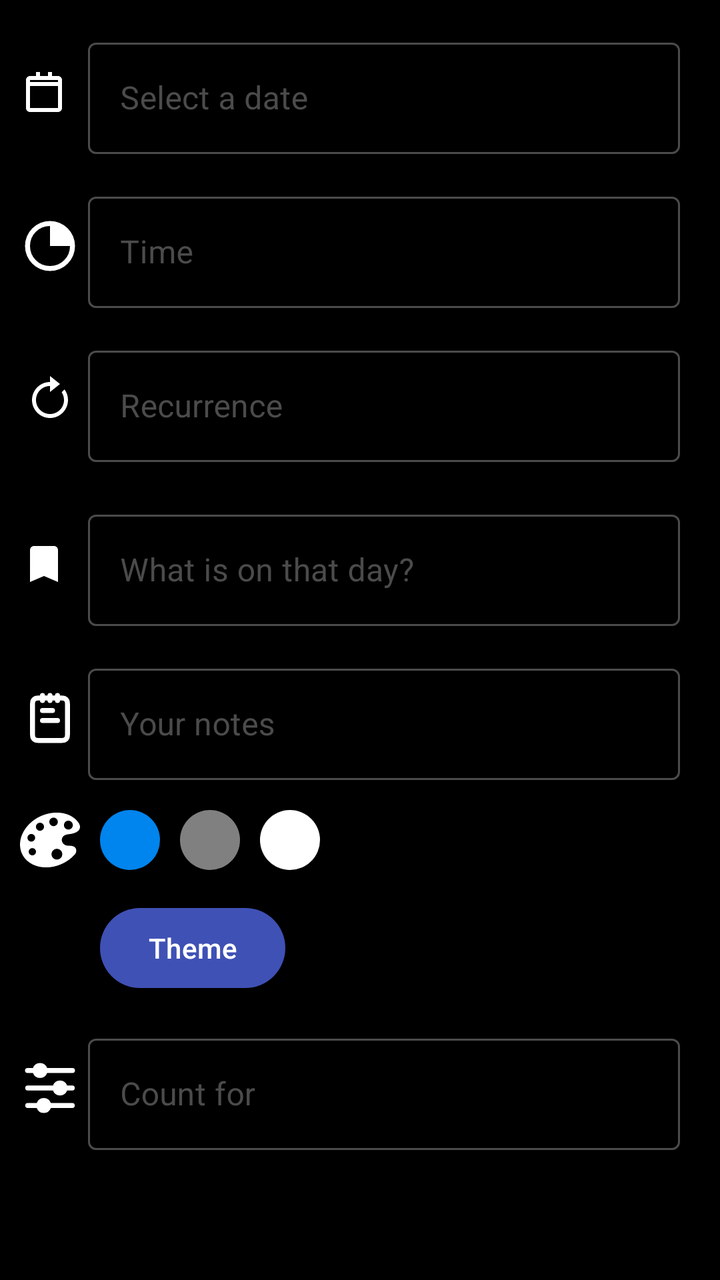
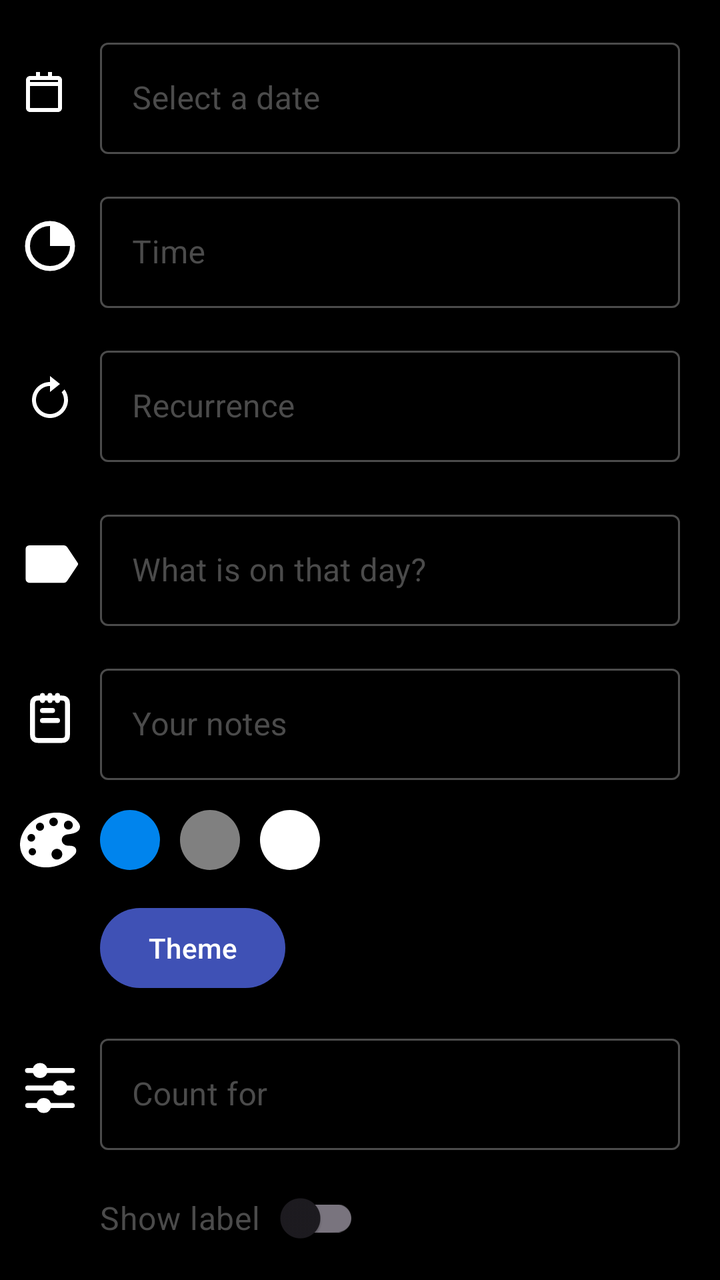

Before-and-after screenshots of an Android layout around one commit, followed by the original layout XML and the change that was made.
<!-- AndroidManifest.xml: application theme AppTheme -->
<!-- res/layout/create_count_activity.xml -->
<?xml version="1.0" encoding="utf-8"?>
<androidx.constraintlayout.widget.ConstraintLayout xmlns:android="http://schemas.android.com/apk/res/android"
    xmlns:app="http://schemas.android.com/apk/res-auto"
    android:layout_width="match_parent"
    android:layout_height="match_parent"
    android:background="@color/black">


    <androidx.appcompat.widget.AppCompatImageView
        android:id="@+id/ivDate"
        android:layout_width="wrap_content"
        android:layout_height="wrap_content"
        android:layout_marginStart="@dimen/dp_10"
        app:layout_constraintBottom_toBottomOf="@id/textInputDate"
        app:layout_constraintStart_toStartOf="parent"
        app:layout_constraintTop_toTopOf="@id/textInputDate"
        app:srcCompat="@drawable/ic_calendar" />

    <com.google.android.material.textfield.TextInputLayout
        android:id="@+id/textInputDate"
        style="@style/BoxEditText"
        android:layout_width="@dimen/dp_0"
        android:layout_height="wrap_content"
        android:layout_marginTop="@dimen/dp_15"
        app:layout_constraintEnd_toEndOf="@id/textInputCountFor"
        app:layout_constraintStart_toStartOf="@id/textInputCountFor"
        app:layout_constraintTop_toTopOf="parent">

        <com.google.android.material.textfield.TextInputEditText
            android:id="@+id/textInputEditTextDate"
            android:layout_width="match_parent"
            android:layout_height="wrap_content"
            android:hint="@string/label_select_a_date"
            android:textColor="@color/dark_gray" />

    </com.google.android.material.textfield.TextInputLayout>


    <androidx.appcompat.widget.AppCompatImageView
        android:id="@+id/ivClock"
        android:layout_width="wrap_content"
        android:layout_height="wrap_content"
        android:layout_marginStart="@dimen/dp_10"
        app:layout_constraintBottom_toBottomOf="@id/textInputTime"
        app:layout_constraintStart_toStartOf="parent"
        app:layout_constraintTop_toTopOf="@id/textInputTime"
        app:srcCompat="@drawable/ic_clock" />

    <com.google.android.material.textfield.TextInputLayout
        android:id="@+id/textInputTime"
        style="@style/BoxEditText"
        android:layout_width="@dimen/dp_0"
        android:layout_height="wrap_content"
        android:layout_marginTop="@dimen/dp_15"
        app:layout_constraintEnd_toEndOf="@id/textInputDate"
        app:layout_constraintStart_toStartOf="@id/textInputDate"
        app:layout_constraintTop_toBottomOf="@id/textInputDate">

        <com.google.android.material.textfield.TextInputEditText
            android:id="@+id/etTime"
            android:layout_width="match_parent"
            android:layout_height="wrap_content"
            android:hint="Time"
            android:textColor="@color/dark_gray" />
    </com.google.android.material.textfield.TextInputLayout>

    <androidx.appcompat.widget.AppCompatImageView
        android:id="@+id/ivRecurrence"
        android:layout_width="wrap_content"
        android:layout_height="wrap_content"
        android:layout_marginStart="@dimen/dp_10"
        app:layout_constraintBottom_toBottomOf="@id/textInputRecurrence"
        app:layout_constraintStart_toStartOf="parent"
        app:layout_constraintTop_toTopOf="@id/textInputRecurrence"
        app:srcCompat="@drawable/ic_repeat" />


    <com.google.android.material.textfield.TextInputLayout
        android:id="@+id/textInputRecurrence"
        style="@style/BoxEditText"
        android:layout_width="@dimen/dp_0"
        android:layout_height="wrap_content"
        android:layout_marginTop="@dimen/dp_15"
        app:layout_constraintEnd_toEndOf="@id/textInputTime"
        app:layout_constraintStart_toStartOf="@id/textInputTime"
        app:layout_constraintTop_toBottomOf="@id/textInputTime">

        <com.google.android.material.textfield.TextInputEditText
            android:id="@+id/etRecurrence"
            android:layout_width="match_parent"
            android:layout_height="wrap_content"
            android:hint="Recurrence"
            android:textColor="@color/dark_gray" />

    </com.google.android.material.textfield.TextInputLayout>


    <androidx.appcompat.widget.AppCompatImageView
        android:id="@+id/ivBookmark"
        android:layout_width="wrap_content"
        android:layout_height="wrap_content"
        android:layout_marginStart="@dimen/dp_10"
        app:layout_constraintBottom_toBottomOf="@id/textInputWhatIsOnThatDay"
        app:layout_constraintStart_toStartOf="parent"
        app:layout_constraintTop_toTopOf="@id/textInputWhatIsOnThatDay"
        app:srcCompat="@drawable/ic_bookmark" />

    <com.google.android.material.textfield.TextInputLayout
        android:id="@+id/textInputWhatIsOnThatDay"
        style="@style/BoxEditText"
        android:layout_width="@dimen/dp_0"
        android:layout_height="wrap_content"
        android:layout_marginStart="@dimen/dp_10"
        android:layout_marginTop="@dimen/dp_20"
        android:layout_marginEnd="@dimen/dp_20"
        app:layout_constraintEnd_toEndOf="parent"
        app:layout_constraintStart_toEndOf="@id/ivBookmark"
        app:layout_constraintTop_toBottomOf="@id/textInputRecurrence">

        <com.google.android.material.textfield.TextInputEditText
            android:id="@+id/etWhatIsOnThatDay"
            android:layout_width="match_parent"
            android:layout_height="wrap_content"
            android:hint="@string/label_what_is_on_that_day"
            android:textColor="@color/dark_gray" />

    </com.google.android.material.textfield.TextInputLayout>

    <androidx.appcompat.widget.AppCompatImageView
        android:id="@+id/ivNotes"
        android:layout_width="wrap_content"
        android:layout_height="wrap_content"
        android:layout_marginStart="@dimen/dp_10"
        app:layout_constraintBottom_toBottomOf="@id/textInputYourNotes"
        app:layout_constraintStart_toStartOf="parent"
        app:layout_constraintTop_toTopOf="@id/textInputYourNotes"
        app:srcCompat="@drawable/ic_note" />

    <com.google.android.material.textfield.TextInputLayout
        android:id="@+id/textInputYourNotes"
        style="@style/BoxEditText"
        android:layout_width="@dimen/dp_0"
        android:layout_height="wrap_content"
        android:layout_marginTop="@dimen/dp_15"
        app:layout_constraintEnd_toEndOf="@id/textInputWhatIsOnThatDay"
        app:layout_constraintStart_toStartOf="@id/textInputWhatIsOnThatDay"
        app:layout_constraintTop_toBottomOf="@id/textInputWhatIsOnThatDay">

        <com.google.android.material.textfield.TextInputEditText
            android:id="@+id/etYourNotes"
            android:layout_width="match_parent"
            android:layout_height="wrap_content"
            android:hint="@string/label_your_notes"
            android:textColor="@color/dark_gray" />

    </com.google.android.material.textfield.TextInputLayout>

    <androidx.appcompat.widget.AppCompatImageView
        android:id="@+id/ivPalette"
        android:layout_width="wrap_content"
        android:layout_height="wrap_content"
        android:layout_marginStart="@dimen/dp_10"
        android:layout_marginTop="@dimen/dp_15"
        app:layout_constraintStart_toStartOf="parent"
        app:layout_constraintTop_toBottomOf="@id/textInputYourNotes"
        app:srcCompat="@drawable/ic_palette" />

    <LinearLayout
        android:id="@+id/colorCirclesLayout"
        android:layout_width="wrap_content"
        android:layout_height="wrap_content"
        android:layout_marginStart="@dimen/dp_10"
        android:orientation="horizontal"
        app:layout_constraintBottom_toBottomOf="@id/ivPalette"
        app:layout_constraintStart_toEndOf="@id/ivPalette"
        app:layout_constraintTop_toTopOf="@id/ivPalette">

        <View
            android:layout_width="@dimen/dp_30"
            android:layout_height="@dimen/dp_30"
            android:background="@drawable/bg_round_ciricle"
            android:backgroundTint="@color/blue" />

        <View
            android:layout_width="@dimen/dp_30"
            android:layout_height="@dimen/dp_30"
            android:layout_marginStart="@dimen/dp_10"
            android:background="@drawable/bg_round_ciricle"
            android:backgroundTint="@color/gray" />

        <View
            android:layout_width="@dimen/dp_30"
            android:layout_height="@dimen/dp_30"
            android:layout_marginStart="@dimen/dp_10"
            android:background="@drawable/bg_round_ciricle"
            android:backgroundTint="@color/white" />

        <View
            android:layout_width="@dimen/dp_30"
            android:layout_height="@dimen/dp_30"
            android:layout_marginStart="@dimen/dp_10"
            android:background="@drawable/bg_round_ciricle"
            android:backgroundTint="@color/black" />

    </LinearLayout>

    <Button
        android:id="@+id/btnSelectTheme"
        android:layout_width="wrap_content"
        android:layout_height="wrap_content"
        android:textAllCaps="false"
        android:layout_marginTop="@dimen/dp_15"
        android:text="Theme"
        app:layout_constraintStart_toStartOf="@id/colorCirclesLayout"
        app:layout_constraintTop_toBottomOf="@id/colorCirclesLayout" />

    <androidx.appcompat.widget.AppCompatImageView
        android:id="@+id/ivCountFor"
        android:layout_width="wrap_content"
        android:layout_height="wrap_content"
        android:layout_marginStart="@dimen/dp_10"
        app:layout_constraintBottom_toBottomOf="@id/textInputCountFor"
        app:layout_constraintStart_toStartOf="parent"
        app:layout_constraintTop_toTopOf="@id/textInputCountFor"
        app:srcCompat="@drawable/ic_filter" />

    <com.google.android.material.textfield.TextInputLayout
        android:id="@+id/textInputCountFor"
        style="@style/BoxEditText"
        android:layout_width="@dimen/dp_0"
        android:layout_height="wrap_content"
        android:layout_marginTop="@dimen/dp_15"
        app:layout_constraintEnd_toEndOf="@id/textInputYourNotes"
        app:layout_constraintStart_toStartOf="@id/textInputYourNotes"
        app:layout_constraintTop_toBottomOf="@id/btnSelectTheme">

        <com.google.android.material.textfield.TextInputEditText
            android:id="@+id/autoCompleteTextViewCountFor"
            android:layout_width="match_parent"
            android:layout_height="wrap_content"
            android:hint="@string/label_count_for"
            android:textColor="@color/dark_gray" />
    </com.google.android.material.textfield.TextInputLayout>
</androidx.constraintlayout.widget.ConstraintLayout>
<!-- resources referenced by this layout -->
<resources>
  <color name="black">#000000</color>
  <color name="blue">#0084ED</color>
  <color name="dark_gray">#4B4B4B</color>
  <color name="gray">#808080</color>
  <color name="white">#FFFFFF</color>
  <dimen name="dp_0">0dp</dimen>
  <dimen name="dp_10">10dp</dimen>
  <dimen name="dp_15">15dp</dimen>
  <dimen name="dp_20">20dp</dimen>
  <dimen name="dp_30">30dp</dimen>
  <!-- drawable bg_round_ciricle (drawable) -->
  <?xml version="1.0" encoding="utf-8"?>
  <shape xmlns:android="http://schemas.android.com/apk/res/android"
      android:shape="rectangle">
      <solid android:color="@color/colorAccent" />
  
      <corners android:radius="360dp" />
  
  </shape>
  <!-- drawable ic_bookmark (drawable) -->
  <vector xmlns:android="http://schemas.android.com/apk/res/android"
      android:width="24dp"
      android:height="24dp"
      android:viewportWidth="24"
      android:viewportHeight="24">
      <path
          android:fillColor="@android:color/white"
          android:pathData="M17,3H7c-1.1,0 -1.99,0.9 -1.99,2L5,21l7,-3 7,3V5c0,-1.1 -0.9,-2 -2,-2z" />
  </vector>
  <!-- drawable ic_calendar (drawable) -->
  <vector xmlns:android="http://schemas.android.com/apk/res/android"
      android:width="24dp"
      android:height="24dp"
      android:viewportWidth="24"
      android:viewportHeight="24">
      <path
          android:fillColor="@android:color/white"
          android:pathData="M19,4h-3V2h-2v2h-4V2H8v2H5C3.89,4 3,4.9 3,6v14c0,1.1 0.89,2 2,2h14c1.1,0 2,-0.9 2,-2V6C21,4.9 20.1,4 19,4zM19,20H5V9h14V20zM19,7H5V6h14V7z" />
  </vector>
  <string name="label_count_for">Count for</string>
  <string name="label_select_a_date">Select a date</string>
  <string name="label_what_is_on_that_day">What is on that day?</string>
  <string name="label_your_notes">Your notes</string>
  <style name="BoxEditText" parent="Widget.MaterialComponents.TextInputLayout.OutlinedBox">
          <item name="hintTextAppearance">@style/TextAppearance.AppTheme.TextInputLayout.HintTextAlt</item>
          <item name="boxStrokeColor">@color/selector_outline_box_color</item>
          <item name="android:textColorHint">@color/dark_gray</item>
          <item name="hintTextColor">@color/dark_gray</item>
          <item name="cursorColor">@color/dark_gray</item>
      </style>
  <style name="AppTheme" parent="Theme.Material3.Light.NoActionBar">
          
          <item name="colorPrimary">@color/colorPrimary</item>
          <item name="colorPrimaryDark">@color/colorPrimaryDark</item>
          <item name="colorAccent">@color/colorAccent</item>
          <item name="android:windowLightStatusBar">true</item>
          <item name="colorControlActivated">@color/dark_gray</item>
      </style>
  <color name="colorAccent">#FF4081</color>
  <style name="TextAppearance.AppTheme.TextInputLayout.HintTextAlt" parent="TextAppearance.MaterialComponents.Subtitle2">
          <item name="android:textColor">@color/dark_gray</item>
      </style>
  <color name="colorPrimary">#3F51B5</color>
  <color name="colorPrimaryDark">#303F9F</color>
  <!-- unchanged entries left out for length: 5 -->
</resources>

<!-- the commit's change to res/layout/create_count_activity.xml (unified diff, before → after) -->
@@ -103,7 +103,7 @@
         app:layout_constraintBottom_toBottomOf="@id/textInputWhatIsOnThatDay"
         app:layout_constraintStart_toStartOf="parent"
         app:layout_constraintTop_toTopOf="@id/textInputWhatIsOnThatDay"
-        app:srcCompat="@drawable/ic_bookmark" />
+        app:srcCompat="@drawable/ic_tag" />
 
     <com.google.android.material.textfield.TextInputLayout
         android:id="@+id/textInputWhatIsOnThatDay"
@@ -208,9 +208,9 @@
         android:id="@+id/btnSelectTheme"
         android:layout_width="wrap_content"
         android:layout_height="wrap_content"
+        android:layout_marginTop="@dimen/dp_15"
+        android:text="Theme"
         android:textAllCaps="false"
-        android:layout_marginTop="@dimen/dp_15"
-        android:text="Theme"
         app:layout_constraintStart_toStartOf="@id/colorCirclesLayout"
         app:layout_constraintTop_toBottomOf="@id/colorCirclesLayout" />
 
@@ -241,4 +241,37 @@
             android:hint="@string/label_count_for"
             android:textColor="@color/dark_gray" />
     </com.google.android.material.textfield.TextInputLayout>
+
+    <androidx.appcompat.widget.SwitchCompat
+        android:id="@+id/switchLabel"
+        android:layout_width="wrap_content"
+        android:layout_height="wrap_content"
+        android:layout_marginTop="@dimen/dp_10"
+        android:text="Show label"
+        android:textColor="@color/dark_gray"
+        android:textSize="@dimen/sp_16"
+        app:layout_constraintStart_toStartOf="@id/textInputCountFor"
+        app:layout_constraintTop_toBottomOf="@id/textInputCountFor"
+        app:switchPadding="@dimen/dp_10" />
+
+    <androidx.appcompat.widget.AppCompatImageView
+        android:layout_width="wrap_content"
+        android:layout_height="wrap_content"
+        app:layout_constraintBottom_toBottomOf="@id/switchTime"
+        app:layout_constraintEnd_toStartOf="@id/switchTime"
+        app:layout_constraintStart_toStartOf="parent"
+        app:layout_constraintTop_toTopOf="@id/switchTime"
+        app:srcCompat="@drawable/ic_remain" />
+
+    <androidx.appcompat.widget.SwitchCompat
+        android:id="@+id/switchTime"
+        android:layout_width="wrap_content"
+        android:layout_height="wrap_content"
+        android:layout_marginTop="@dimen/dp_30"
+        android:text="Decrease circle with time"
+        android:textColor="@color/dark_gray"
+        android:textSize="@dimen/sp_16"
+        app:layout_constraintStart_toStartOf="@id/switchLabel"
+        app:layout_constraintTop_toBottomOf="@id/switchLabel"
+        app:switchPadding="@dimen/dp_10" />
 </androidx.constraintlayout.widget.ConstraintLayout>
<!-- resource entries referenced after the edit -->
@@ -10,6 +10,7 @@
   <dimen name="dp_15">15dp</dimen>
   <dimen name="dp_20">20dp</dimen>
   <dimen name="dp_30">30dp</dimen>
+  <dimen name="sp_16">16sp</dimen>
   <!-- drawable bg_round_ciricle (drawable) -->
   <?xml version="1.0" encoding="utf-8"?>
   <shape xmlns:android="http://schemas.android.com/apk/res/android"
@@ -19,16 +20,6 @@
       <corners android:radius="360dp" />
   
   </shape>
-  <!-- drawable ic_bookmark (drawable) -->
-  <vector xmlns:android="http://schemas.android.com/apk/res/android"
-      android:width="24dp"
-      android:height="24dp"
-      android:viewportWidth="24"
-      android:viewportHeight="24">
-      <path
-          android:fillColor="@android:color/white"
-          android:pathData="M17,3H7c-1.1,0 -1.99,0.9 -1.99,2L5,21l7,-3 7,3V5c0,-1.1 -0.9,-2 -2,-2z" />
-  </vector>
   <!-- drawable ic_calendar (drawable) -->
   <vector xmlns:android="http://schemas.android.com/apk/res/android"
       android:width="24dp"
@@ -38,6 +29,27 @@
       <path
           android:fillColor="@android:color/white"
           android:pathData="M19,4h-3V2h-2v2h-4V2H8v2H5C3.89,4 3,4.9 3,6v14c0,1.1 0.89,2 2,2h14c1.1,0 2,-0.9 2,-2V6C21,4.9 20.1,4 19,4zM19,20H5V9h14V20zM19,7H5V6h14V7z" />
+  </vector>
+  <!-- drawable ic_remain (drawable) -->
+  <vector xmlns:android="http://schemas.android.com/apk/res/android" android:autoMirrored="true" android:height="30dp" android:viewportHeight="345" android:viewportWidth="345" android:width="30dp">
+        
+      <path android:fillColor="#BDBDBD" android:pathData="M172.5,172.5m-172.5,0a172.5,172.5 0,1 1,345 0a172.5,172.5 0,1 1,-345 0"/>
+        
+      <path android:fillColor="#ffffff" android:pathData="M172.5,172.5l0,-172.5c23.8,0 46.5,4.8 67.1,13.6s39.2,21.4 54.8,37c16.8,16.8 29.5,36.3 37.9,57.1c8.4,20.8 12.6,42.8 12.6,64.9c0,23.8 -4.8,46.5 -13.6,67.1s-21.4,39.2 -37,54.8c-16.8,16.8 -36.3,29.5 -57.1,37.9c-20.8,8.4 -42.8,12.6 -64.9,12.6c-23.8,0 -46.5,-4.8 -67.1,-13.6s-39.2,-21.4 -54.8,-37L172.5,172.5z"/>
+      
+  </vector>
+  <!-- drawable ic_tag (drawable) -->
+  <vector xmlns:android="http://schemas.android.com/apk/res/android"
+      android:width="30dp"
+      android:height="30dp"
+      android:autoMirrored="true"
+      android:viewportWidth="256"
+      android:viewportHeight="256">
+  
+      <path
+          android:fillColor="#FFFFFF"
+          android:pathData="M246.66,132.44l-45.63,68.44 0,-0a15.97,15.97 0,0 1,-13.31 7.13H40a16.02,16.02 0,0 1,-16 -16v-128a16.02,16.02 0,0 1,16 -16H187.72a15.97,15.97 0,0 1,13.31 7.13l45.62,68.44A8,8 0,0 1,246.66 132.44Z" />
+  
   </vector>
   <string name="label_count_for">Count for</string>
   <string name="label_select_a_date">Select a date</string>
